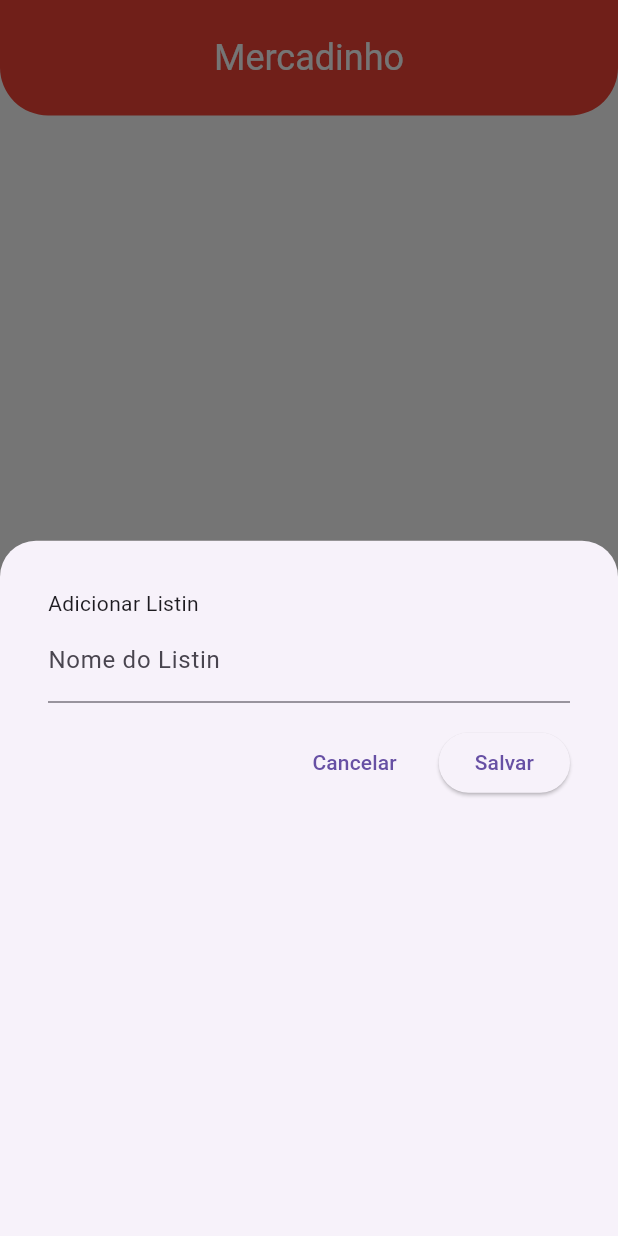
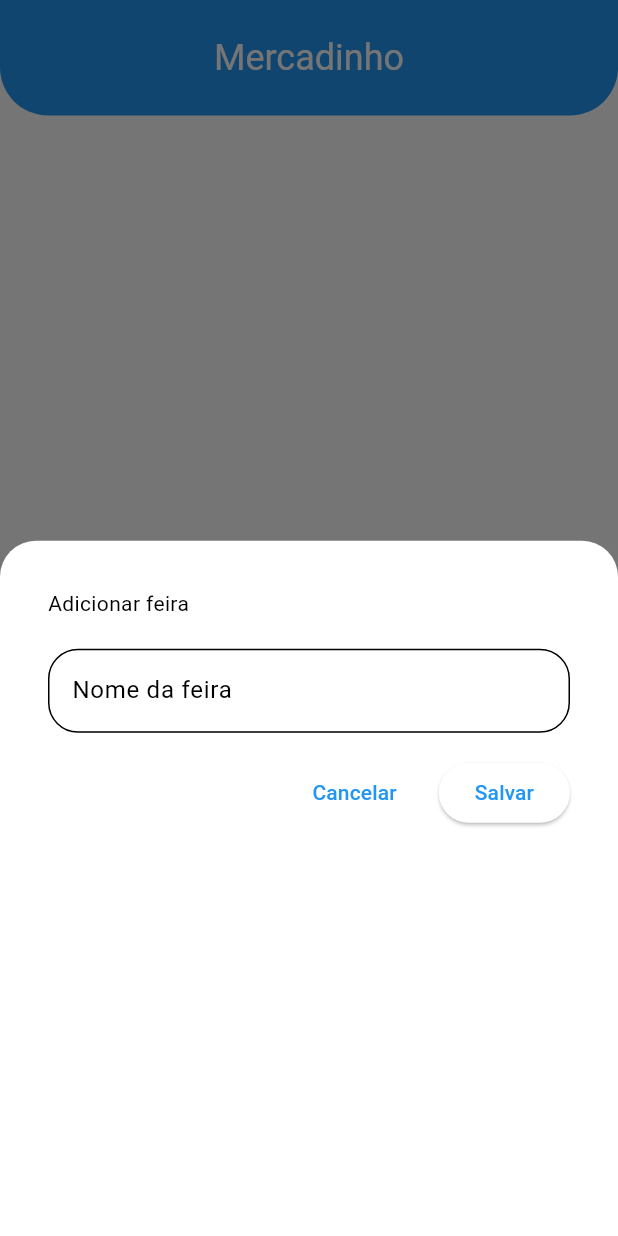
Before and after one commit to devgomes10/mercadinho, a Flutter app: the screen it shows after launch, after a tap on the "add" icon, on a phone screen of 412 x 824 dp. Run offline on Flutter 3.47's test engine with Material 3 defaults, Android fonts, the phone set to English and light mode, and no system bars; our stand-ins replace cloud_firestore, firebase_core; accounts and stored records are empty.

Commit message:
estilização finanlizada

```diff
--- a/lib/firestore/presentation/home_screen.dart
+++ b/lib/firestore/presentation/home_screen.dart
@@ -91,7 +91,7 @@ class _HomeScreenState extends State<HomeScreen> {
 
   showFormModal({Market? model}) {
     // Labels à serem mostradas no Modal
-    String title = "Adicionar Listin";
+    String title = "Adicionar feira";
     String confirmationButton = "Salvar";
     String skipButton = "Cancelar";
 
@@ -122,10 +122,12 @@ class _HomeScreenState extends State<HomeScreen> {
           child: ListView(
             children: [
               Text(title, style: Theme.of(context).textTheme.bodyMedium),
+              const SizedBox(height: 20,),
               TextFormField(
                 controller: nameController,
-                decoration:
-                    const InputDecoration(label: Text("Nome do Listin")),
+                decoration: const InputDecoration(
+                  label: Text("Nome da feira"),
+                ),
               ),
               const SizedBox(
                 height: 16,
--- a/lib/firestore_produtos/presentation/product_screen.dart
+++ b/lib/firestore_produtos/presentation/product_screen.dart
@@ -98,7 +98,7 @@ class _ProductScreenState extends State<ProductScreen> {
                 children: [
                   Text(
                     "R\$${calculatePriceTakes()}",
-                    style: TextStyle(fontSize: 42),
+                    style: const TextStyle(fontSize: 42),
                   ),
                   const Text(
                     "total previsto para essa compra",
@@ -120,7 +120,9 @@ class _ProductScreenState extends State<ProductScreen> {
               ),
             ),
             Column(
-              children: List.generate(listPlannedProducts.length, (index) {
+              children: List.generate(
+                listPlannedProducts.length,
+                (index) {
                   Product product = listPlannedProducts[index];
                   return ListTileProduct(
                     product: product,
@@ -129,7 +131,8 @@ class _ProductScreenState extends State<ProductScreen> {
                     iconClick: toggleProduct,
                     trailClick: productRemove,
                   );
-              }),
+                },
+              ),
             ),
             const Padding(
               padding: EdgeInsets.all(8.0),
@@ -144,7 +147,9 @@ class _ProductScreenState extends State<ProductScreen> {
               ),
             ),
             Column(
-              children: List.generate(listCaughtProducts.length, (index) {
+              children: List.generate(
+                listCaughtProducts.length,
+                (index) {
                   Product product = listCaughtProducts[index];
                   return ListTileProduct(
                     showModal: showFormModal,
@@ -153,7 +158,8 @@ class _ProductScreenState extends State<ProductScreen> {
                     iconClick: toggleProduct,
                     trailClick: productRemove,
                   );
-              }),
+                },
+              ),
             ),
           ],
         ),
@@ -208,8 +214,13 @@ class _ProductScreenState extends State<ProductScreen> {
           // Formulário com Título, Campo e Botões
           child: ListView(
             children: [
-              Text(labelTitle,
-                  style: Theme.of(context).textTheme.headlineSmall),
+              Text(
+                labelTitle,
+                style: Theme.of(context).textTheme.headlineSmall,
+              ),
+              const SizedBox(
+                height: 20,
+              ),
               TextFormField(
                 controller: nameController,
                 keyboardType: TextInputType.name,
@@ -365,7 +376,7 @@ class _ProductScreenState extends State<ProductScreen> {
     listener = db
         .collection("market")
         .doc(widget.market.id)
-        .collection("products")
+        .collection("product")
         .orderBy(
           enumOrder.name,
           descending: isDescending,
--- a/lib/main.dart
+++ b/lib/main.dart
@@ -1,4 +1,3 @@
-import 'package:flutter/cupertino.dart';
 import 'package:flutter/material.dart';
 import 'package:firebase_core/firebase_core.dart';
 import 'package:mercadinho/firestore/presentation/home_screen.dart';
@@ -17,17 +16,30 @@ void main() async {
 class MyApp extends StatelessWidget {
   const MyApp({super.key});
 
-  // This widget is the root of your application.
   @override
   Widget build(BuildContext context) {
     return MaterialApp(
       title: 'Mercadinho - Lista Colaborativa',
       debugShowCheckedModeBanner: false,
       theme: ThemeData(
-        primarySwatch: Colors.red,
+        primarySwatch: Colors.blue,
+        colorScheme: const ColorScheme.light(primary: Colors.blue),
+        primaryColor: Colors.blue,
         scaffoldBackgroundColor: Colors.white,
+        inputDecorationTheme: const InputDecorationTheme(
+          border: OutlineInputBorder(
+            borderRadius: BorderRadius.all(
+              Radius.circular(20),
+            ),
+          ),
+          focusedBorder: OutlineInputBorder(
+            borderRadius: BorderRadius.all(
+              Radius.circular(20),
+            ),
+          ),
+        ),
         floatingActionButtonTheme: const FloatingActionButtonThemeData(
-          backgroundColor: Colors.red,
+          backgroundColor: Colors.blue,
           elevation: 0,
           foregroundColor: Colors.white,
         ),
@@ -44,7 +56,7 @@ class MyApp extends StatelessWidget {
               bottom: Radius.circular(32),
             ),
           ),
-          backgroundColor: Colors.red,
+          backgroundColor: Colors.blue,
         ),
         useMaterial3: true,
       ),
```
Lines whose indentation alone changed are shown as unchanged.
